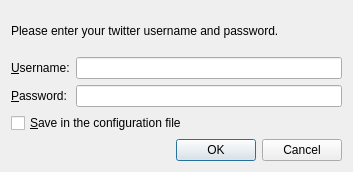
Before: the Qt Designer form urssus/ui/twitterauth.ui in ralsina/urssus, drawn with Qt 5.
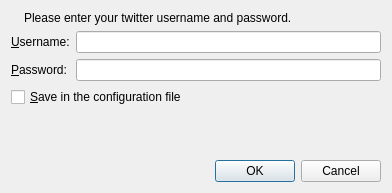
After: the same form once the commit is applied. Icons and pictures are not drawn.

Commit message: Twitter support seems kinda complete now.

Diff of the .ui file:
```diff
--- a/urssus/ui/twitterauth.ui
+++ b/urssus/ui/twitterauth.ui
@@ -5,8 +5,8 @@
    <rect>
     <x>0</x>
     <y>0</y>
-    <width>353</width>
-    <height>172</height>
+    <width>392</width>
+    <height>193</height>
    </rect>
   </property>
   <property name="windowTitle" >
@@ -14,14 +14,49 @@
   </property>
   <layout class="QVBoxLayout" name="verticalLayout" >
    <item>
-    <widget class="QLabel" name="label" >
-     <property name="text" >
-      <string>Please enter your twitter username and password.</string>
-     </property>
-    </widget>
+    <layout class="QHBoxLayout" name="horizontalLayout" >
+     <item>
+      <widget class="QLabel" name="label_4" >
+       <property name="sizePolicy" >
+        <sizepolicy vsizetype="Fixed" hsizetype="Fixed" >
+         <horstretch>0</horstretch>
+         <verstretch>32</verstretch>
+        </sizepolicy>
+       </property>
+       <property name="maximumSize" >
+        <size>
+         <width>32</width>
+         <height>32</height>
+        </size>
+       </property>
+       <property name="text" >
+        <string/>
+       </property>
+       <property name="pixmap" >
+        <pixmap resource="../images/icons.qrc" >:/twitter.svg</pixmap>
+       </property>
+       <property name="scaledContents" >
+        <bool>true</bool>
+       </property>
+      </widget>
+     </item>
+     <item>
+      <widget class="QLabel" name="label" >
+       <property name="sizePolicy" >
+        <sizepolicy vsizetype="Preferred" hsizetype="Expanding" >
+         <horstretch>0</horstretch>
+         <verstretch>0</verstretch>
+        </sizepolicy>
+       </property>
+       <property name="text" >
+        <string>Please enter your twitter username and password.</string>
+       </property>
+      </widget>
+     </item>
+    </layout>
    </item>
    <item>
-    <layout class="QFormLayout" name="formLayout" >
+    <layout class="QGridLayout" name="gridLayout" >
      <item row="0" column="0" >
       <widget class="QLabel" name="label_2" >
        <property name="text" >
@@ -46,7 +81,11 @@
       </widget>
      </item>
      <item row="1" column="1" >
-      <widget class="QLineEdit" name="password" />
+      <widget class="QLineEdit" name="password" >
+       <property name="echoMode" >
+        <enum>QLineEdit::Password</enum>
+       </property>
+      </widget>
      </item>
     </layout>
    </item>
@@ -57,6 +96,19 @@
      </property>
     </widget>
    </item>
+   <item>
+    <spacer name="verticalSpacer" >
+     <property name="orientation" >
+      <enum>Qt::Vertical</enum>
+     </property>
+     <property name="sizeHint" stdset="0" >
+      <size>
+       <width>20</width>
+       <height>40</height>
+      </size>
+     </property>
+    </spacer>
+   </item>
    <item>
     <widget class="QDialogButtonBox" name="buttonBox" >
      <property name="orientation" >
```
Left out of the diff: 18 changed lines with no effect on the pictures. The commit also changes 3 other files.
